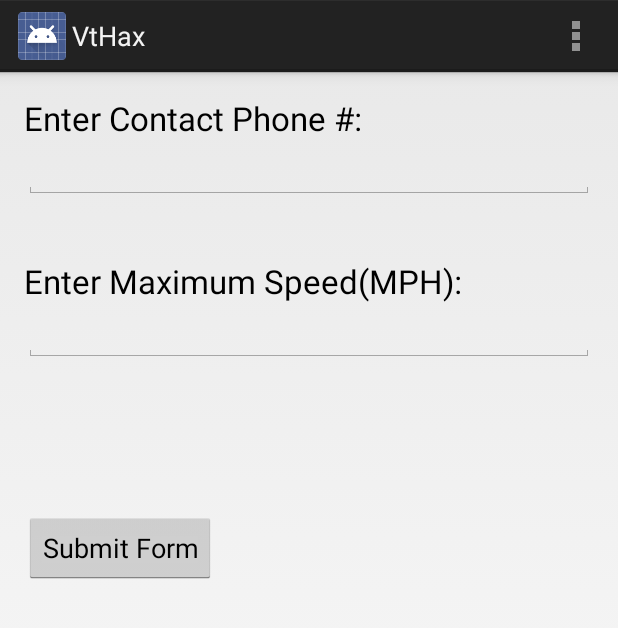
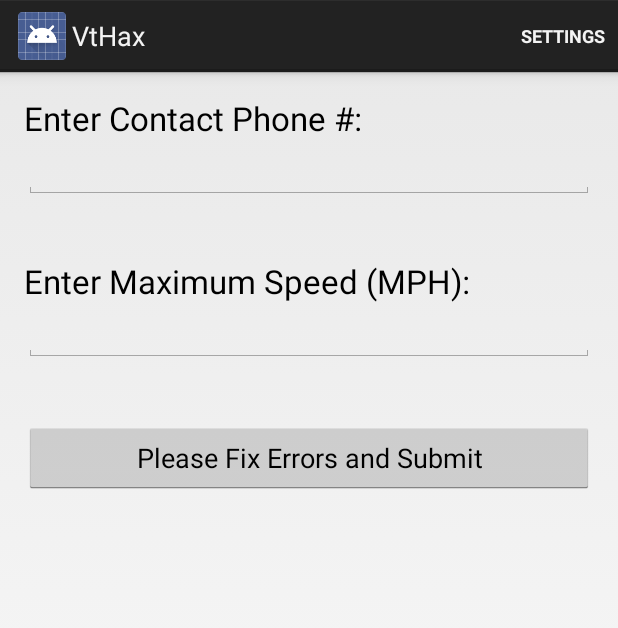
Before and after one commit to aak12b/OpenXC, an Android app: the screen it shows after launch (StarterActivity), after a tap on "Submit Form", on a phone screen of 412 x 824 dp. Shown: the top 628 px of the screen. Run offline under Robolectric (Android 15) with nearby library versions, the phone set to English and light mode, and no system bars; 2 statements that could not run were skipped.

Commit message:
A little bit of housekeeping and making it look nicer (in code)

```diff
--- a/openxcstarter/build.gradle
+++ b/openxcstarter/build.gradle
@@ -1,21 +1,21 @@
 apply plugin: 'com.android.application'
 
 android {
-    compileSdkVersion 19
+    compileSdkVersion 21
     buildToolsVersion "21.1.2"
-
     defaultConfig {
         applicationId "com.openxcplatform.openxcstarter"
-        minSdkVersion 10
+        minSdkVersion 11
         targetSdkVersion 18
     }
-
     buildTypes {
         release {
             minifyEnabled false
             proguardFiles getDefaultProguardFile('proguard-android.txt'), 'proguard-rules.txt'
         }
     }
+    productFlavors {
+    }
 }
 
 dependencies {
--- a/openxcstarter/src/main/java/com/openxc/openxcstarter/StarterActivity.java
+++ b/openxcstarter/src/main/java/com/openxc/openxcstarter/StarterActivity.java
@@ -1,10 +1,13 @@
 package com.openxc.openxcstarter;
 
 import android.app.Activity;
+import android.app.AlertDialog;
 import android.content.ComponentName;
 import android.content.Context;
 import android.content.Intent;
 import android.content.ServiceConnection;
+import android.content.res.ColorStateList;
+import android.graphics.Color;
 import android.os.Bundle;
 import android.os.IBinder;
 import android.util.Log;
@@ -51,6 +54,13 @@ public class StarterActivity extends Activity {
             public void onClick(View view) {
                 EditText phoneNum = (EditText) findViewById(R.id.editText);
                 EditText speed = (EditText) findViewById(R.id.editText2);
+                // Check if something has been input in the fields
+                if(phoneNum.length() < 1 || speed.length() < 1){
+                    ((Button) findViewById(R.id.button)).setText("Please Fix Errors and Submit");
+                    return;
+                } else {
+                    ((Button) findViewById(R.id.button)).setText("Submit");
+                }
                 phoneNo = "" + phoneNum.getText();
                 max_speed = Integer.parseInt(speed.getText().toString());
                 max_kph = max_speed * 1.609;
@@ -106,7 +116,6 @@ public class StarterActivity extends Activity {
      * function here whenever a new VehicleSpeed value arrives.
      */
 
-    int counter = 0;
     VehicleSpeed.Listener mSpeedListener = new VehicleSpeed.Listener() {
         @Override
         public void receive(Measurement measurement) {
@@ -114,11 +123,9 @@ public class StarterActivity extends Activity {
             final VehicleSpeed speed = (VehicleSpeed) measurement;
 
             KilometersPerHour kilometersPerHour = speed.getValue();
-            if(kilometersPerHour.doubleValue() > max_kph &&  counter == 0){
+            if(kilometersPerHour.doubleValue() > max_kph){
                 SmsManager smsManager = SmsManager.getDefault();
                 smsManager.sendTextMessage(phoneNo, null, message, null, null);
-
-                counter++;
             }
 
         }}
@@ -159,4 +166,5 @@ public class StarterActivity extends Activity {
         getMenuInflater().inflate(R.menu.starter, menu);
         return true;
     }
+
 }
--- a/openxcstarter/src/main/res/layout/activity_starter.xml
+++ b/openxcstarter/src/main/res/layout/activity_starter.xml
@@ -1,12 +1,25 @@
-<RelativeLayout xmlns:android="http://schemas.android.com/apk/res/android"
+<LinearLayout xmlns:android="http://schemas.android.com/apk/res/android"
     xmlns:tools="http://schemas.android.com/tools"
-    android:layout_width="match_parent"
-    android:layout_height="match_parent"
+    android:orientation="vertical"
+    android:layout_width="fill_parent"
+    android:layout_height="fill_parent"
     android:paddingBottom="@dimen/activity_vertical_margin"
     android:paddingLeft="@dimen/activity_horizontal_margin"
     android:paddingRight="@dimen/activity_horizontal_margin"
     android:paddingTop="@dimen/activity_vertical_margin"
     tools:context=".MainActivity"
+    android:id="@+id/main"
+    >
+
+    <ScrollView
+        android:layout_width="fill_parent"
+        android:layout_height="fill_parent"
+        >
+
+        <LinearLayout
+            android:orientation="vertical"
+            android:layout_width="fill_parent"
+            android:layout_height="wrap_content"
             >
 
             <TextView
@@ -20,7 +33,7 @@
                 android:layout_alignParentStart="true" />
 
             <EditText
-        android:layout_width="wrap_content"
+                android:layout_width="fill_parent"
                 android:layout_height="wrap_content"
                 android:inputType="phone"
                 android:ems="10"
@@ -29,13 +42,14 @@
                 android:layout_alignParentLeft="true"
                 android:layout_alignParentStart="true"
                 android:layout_alignParentRight="true"
-        android:layout_alignParentEnd="true" />
+                android:layout_alignParentEnd="true"
+                android:maxLength="10"/>
 
             <TextView
                 android:layout_width="wrap_content"
                 android:layout_height="wrap_content"
                 android:textAppearance="?android:attr/textAppearanceLarge"
-        android:text="Enter Maximum Speed(MPH):"
+                android:text="Enter Maximum Speed (MPH):"
                 android:id="@+id/textView2"
                 android:layout_below="@+id/editText"
                 android:layout_alignParentLeft="true"
@@ -43,7 +57,7 @@
                 android:layout_marginTop="40dp" />
 
             <EditText
-        android:layout_width="wrap_content"
+                android:layout_width="fill_parent"
                 android:layout_height="wrap_content"
                 android:inputType="number"
                 android:ems="10"
@@ -55,22 +69,18 @@
                 android:layout_alignParentEnd="true" />
 
             <Button
-        android:layout_width="wrap_content"
+                android:layout_width="fill_parent"
                 android:layout_height="wrap_content"
                 android:text="Submit Form"
                 android:id="@+id/button"
-        android:layout_below="@+id/editText2"
-        android:layout_alignParentLeft="true"
-        android:layout_alignParentStart="true"
-        android:layout_marginTop="100dp" />
-
-    <TextView
-        android:layout_width="wrap_content"
-        android:layout_height="wrap_content"
-        android:textAppearance="?android:attr/textAppearanceLarge"
-        android:id="@+id/vehicle_speed"
+                android:layout_marginTop="40dp"
                 android:layout_alignParentBottom="true"
                 android:layout_alignParentLeft="true"
                 android:layout_alignParentStart="true" />
 
-</RelativeLayout>
+
+        </LinearLayout>
+
+    </ScrollView>
+
+</LinearLayout>
--- a/openxcstarter/src/main/res/menu/starter.xml
+++ b/openxcstarter/src/main/res/menu/starter.xml
@@ -3,7 +3,7 @@
     <item
         android:id="@+id/action_settings"
         android:orderInCategory="100"
-        android:showAsAction="never"
+        android:showAsAction="always"
         android:title="@string/action_settings"/>
 
 </menu>
```
Also changed, not shown: 13 other files. Lines whose indentation alone changed are shown as unchanged.
